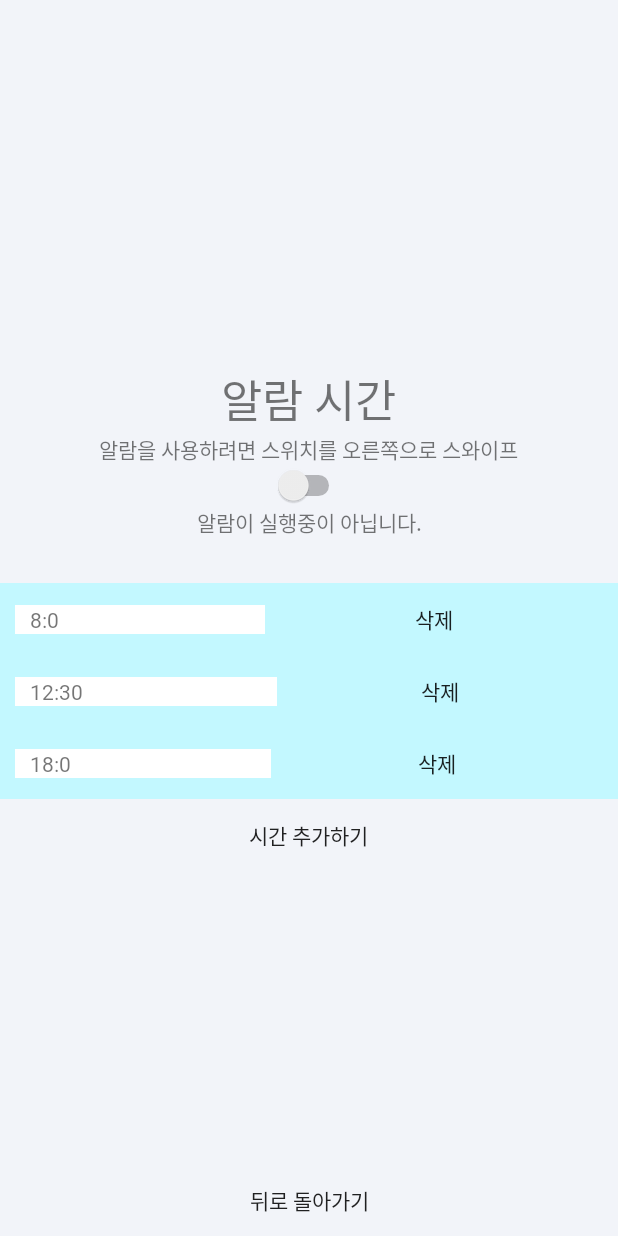
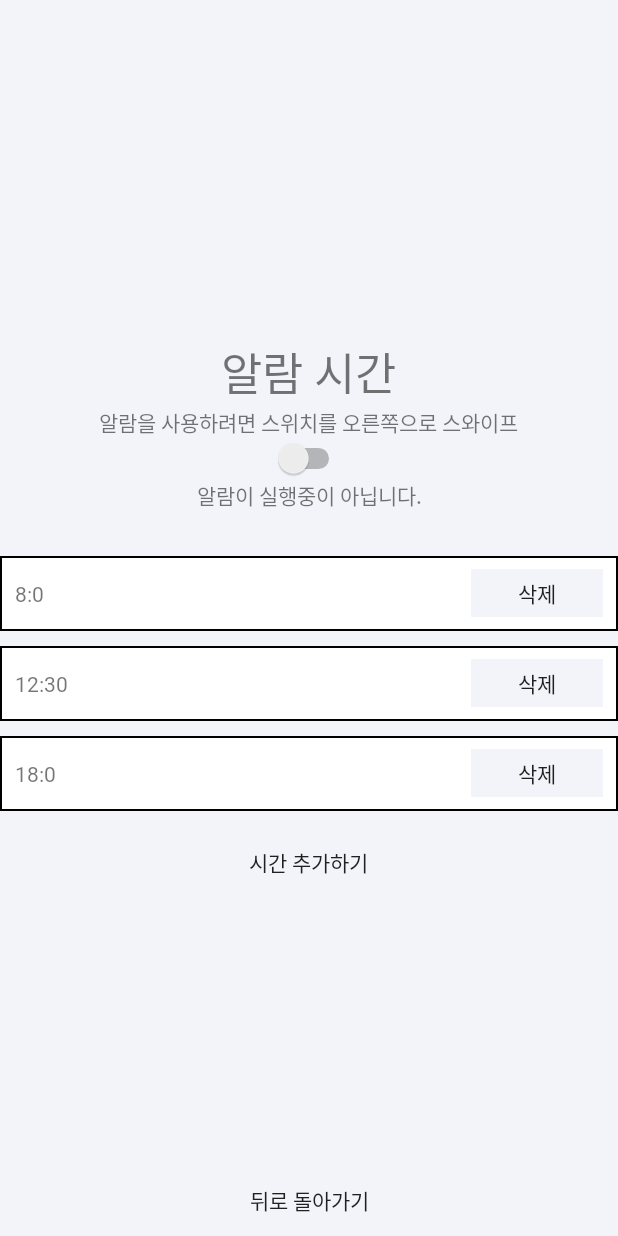
Before and after one commit to Junseon00/MD5, an Android app: the screen4 screen opened directly, with no data from a screen before it, on a phone screen of 412 x 824 dp. Run offline under Robolectric (Android 15) with nearby library versions, the phone set to English and light mode, and no system bars.

Commit message:
알람 ui 수정 및 버튼클릭 구현중

```diff
--- a/app/src/main/java/com/example/myapplication/SimpleTextAdapter.java
+++ b/app/src/main/java/com/example/myapplication/SimpleTextAdapter.java
@@ -1,9 +1,14 @@
 package com.example.myapplication;
 
 import android.content.Context;
+import android.content.Intent;
+import android.database.Cursor;
+import android.database.sqlite.SQLiteDatabase;
+import android.util.Log;
 import android.view.LayoutInflater;
 import android.view.View;
 import android.view.ViewGroup;
+import android.widget.Button;
 import android.widget.TextView;
 
 import androidx.recyclerview.widget.RecyclerView;
@@ -14,16 +19,23 @@ public class SimpleTextAdapter extends RecyclerView.Adapter<SimpleTextAdapter.Vi
 
     private ArrayList<String> mData = null ;
 
+
     // 아이템 뷰를 저장하는 뷰홀더 클래스.
     public class ViewHolder extends RecyclerView.ViewHolder {
         TextView textView1 ;
+        Button button;
 
         ViewHolder(View itemView) {
             super(itemView) ;
 
             // 뷰 객체에 대한 참조. (hold strong reference)
             textView1 = itemView.findViewById(R.id.textView6) ; //in recycle xml
+            button = itemView.findViewById(R.id.button11);
+
+
         }
+
+
     }
 
     // 생성자에서 데이터 리스트 객체를 전달받음.
@@ -48,6 +60,26 @@ public class SimpleTextAdapter extends RecyclerView.Adapter<SimpleTextAdapter.Vi
     public void onBindViewHolder(SimpleTextAdapter.ViewHolder holder, int position) {
         String text = mData.get(position) ;
         holder.textView1.setText(text) ;
+
+        holder.button.setOnClickListener(new View.OnClickListener(){
+            public void onClick(View v){
+                //mData에 position에 해당되는 데이터를 지우면 됨.
+                //text는 시간:분 형식이고, DB는 시간 열, 분 열으로 저장됨
+                MyDatabaseOpenHelper helper = new MyDatabaseOpenHelper(v.getContext());
+                SQLiteDatabase db = helper.getWritableDatabase(); //wrtie이네?!
+                String[] hourmin= text.split(":");
+
+                int hour = Integer.parseInt(hourmin[0]);
+                int min = Integer.parseInt(hourmin[1]);
+                String query = "DELETE FROM times WHERE hour='" + hour +"'AND minute='"+min+"'";
+                db.execSQL(query);
+                notifyDataSetChanged(); //데이터 변경 알람
+
+                Log.d("udb simpleTextAdapter","sql 데이터 삭제 성공");
+            }
+        });
+
+
     }
 
     // getItemCount() - 전체 데이터 갯수 리턴.
--- /dev/null
+++ b/app/src/main/res/drawable/recycle_item_edge.xml
@@ -0,0 +1,7 @@
+<?xml version="1.0" encoding="utf-8"?>
+<shape xmlns:android="http://schemas.android.com/apk/res/android">
+    <solid android:color="#ffffff" />
+    <stroke
+        android:width="1sp"
+        android:color="#000000" />
+</shape>
--- a/app/src/main/res/layout/recyclerview_item.xml
+++ b/app/src/main/res/layout/recyclerview_item.xml
@@ -6,26 +6,28 @@
 
     <LinearLayout
         android:layout_width="match_parent"
-        android:layout_height="match_parent"
+        android:layout_height="50dp"
+        android:layout_marginBottom="10dp"
+        android:background="@drawable/recycle_item_edge"
         android:orientation="horizontal"
         android:paddingLeft="10dp"
-        android:paddingRight="10dp"
-        android:background="@color/temporary">
+        android:paddingRight="10dp">
 
         <TextView
             android:id="@+id/textView6"
             android:layout_width="wrap_content"
             android:layout_height="wrap_content"
+            android:layout_gravity="center_vertical"
             android:layout_weight="1"
-            android:paddingLeft="10dp"
-            android:text="TextView"
-            android:background="#FFFF"/>
+            android:text="TextView" />
 
         <Button
             android:id="@+id/button11"
             android:layout_width="wrap_content"
-            android:layout_height="wrap_content"
-            android:layout_weight="1"
+            android:layout_height="32dp"
+            android:layout_gravity="center_vertical"
+            android:layout_weight="0"
+            android:background="@color/firstblue"
             android:text="삭제" />
     </LinearLayout>
 </LinearLayout>
--- a/app/src/main/res/values/colors.xml
+++ b/app/src/main/res/values/colors.xml
@@ -11,5 +11,6 @@
     <color name="fourthblue">#C2CEE5</color>
     <color name="splashbg">#203864</color>
     <color name="common">#090909</color>
+    <color name="gray">#DDDDDD</color>
 
 </resources>
```
Also changed, not shown: app/src/main/java/com/example/myapplication/screen5.java (+11 -0 lines), app/src/main/res/layout/activity_screen5.xml (+6 -3 lines).
